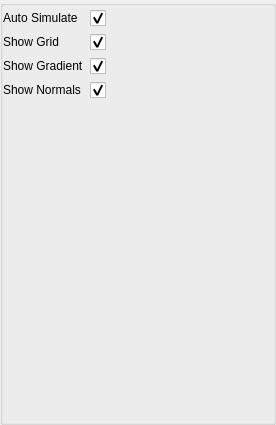
Abdul-AZ/mgfield, file src/view/viewportsettings.ui: the form before one commit.
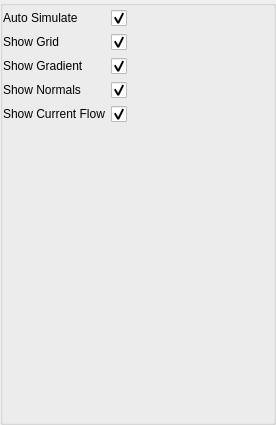
The form after the commit.

Commit message: Add option for showing current flow direction

```diff
--- a/src/view/viewportsettings.ui
+++ b/src/view/viewportsettings.ui
@@ -220,6 +220,35 @@
      </property>
     </widget>
    </item>
+   <item row="5" column="0">
+    <widget class="QLabel" name="ShowCurrentFlowLabel">
+     <property name="text">
+      <string>Show Current Flow</string>
+     </property>
+    </widget>
+   </item>
+   <item row="5" column="1">
+    <widget class="QCheckBox" name="ShowCurrentFlowCheckbox">
+     <property name="minimumSize">
+      <size>
+       <width>24</width>
+       <height>24</height>
+      </size>
+     </property>
+     <property name="styleSheet">
+      <string notr="true">QCheckBox::indicator {
+     width: 16px;
+     height: 16px;
+ }</string>
+     </property>
+     <property name="text">
+      <string/>
+     </property>
+     <property name="checked">
+      <bool>true</bool>
+     </property>
+    </widget>
+   </item>
   </layout>
  </widget>
  <resources/>
```
The commit also changes 7 other files.
